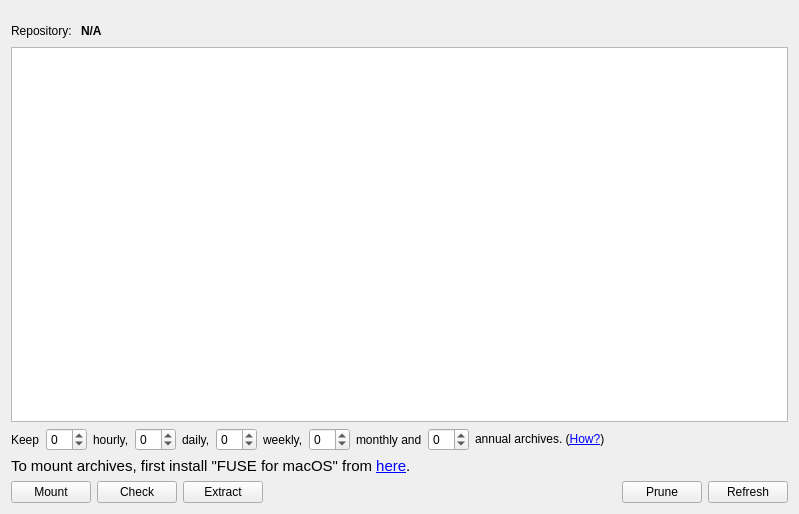
Above: src/vorta/assets/UI/archivetab.ui from borgbase/vorta before the change. Below: the same form after it.
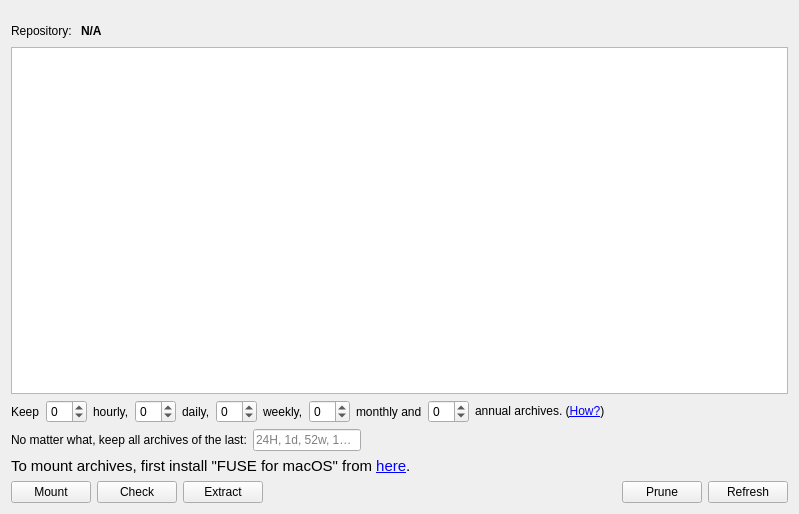
That is the form after the change. Icons and pictures are not drawn.

Commit message: support borg prune --keep-within, fixes #6

What changed in the file:
```diff
--- a/src/vorta/assets/UI/archivetab.ui
+++ b/src/vorta/assets/UI/archivetab.ui
@@ -196,6 +196,40 @@
      </item>
     </layout>
    </item>
+   <item>
+    <layout class="QHBoxLayout" name="horizontalLayout_2" stretch="0,0,1">
+     <item>
+      <widget class="QLabel" name="label_2">
+       <property name="text">
+        <string>No matter what, keep all archives of the last:</string>
+       </property>
+      </widget>
+     </item>
+     <item>
+      <widget class="QLineEdit" name="prune_keep_within">
+       <property name="text">
+        <string/>
+       </property>
+       <property name="placeholderText">
+        <string>24H, 1d, 52w, 12m, 1y</string>
+       </property>
+      </widget>
+     </item>
+     <item>
+      <spacer name="horizontalSpacer_3">
+       <property name="orientation">
+        <enum>Qt::Horizontal</enum>
+       </property>
+       <property name="sizeHint" stdset="0">
+        <size>
+         <width>40</width>
+         <height>20</height>
+        </size>
+       </property>
+      </spacer>
+     </item>
+    </layout>
+   </item>
    <item>
     <widget class="QLabel" name="mountErrors">
      <property name="enabled">
```
The commit also changes 3 other files.
